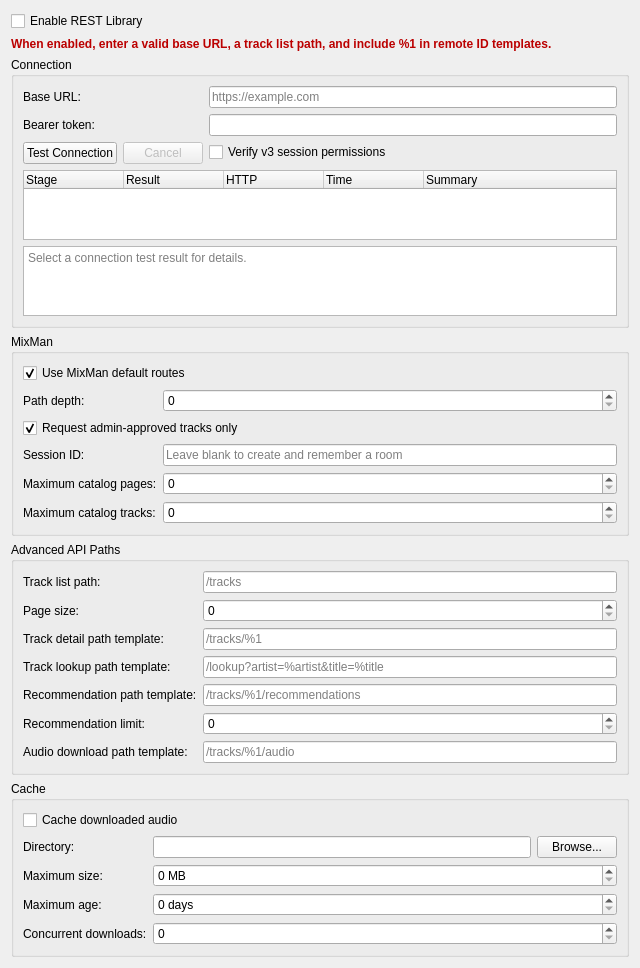
Qt form src/preferences/dialog/dlgprefrestlibrarydlg.ui (Firewolf34/mixxx-mixman-api) before a commit.
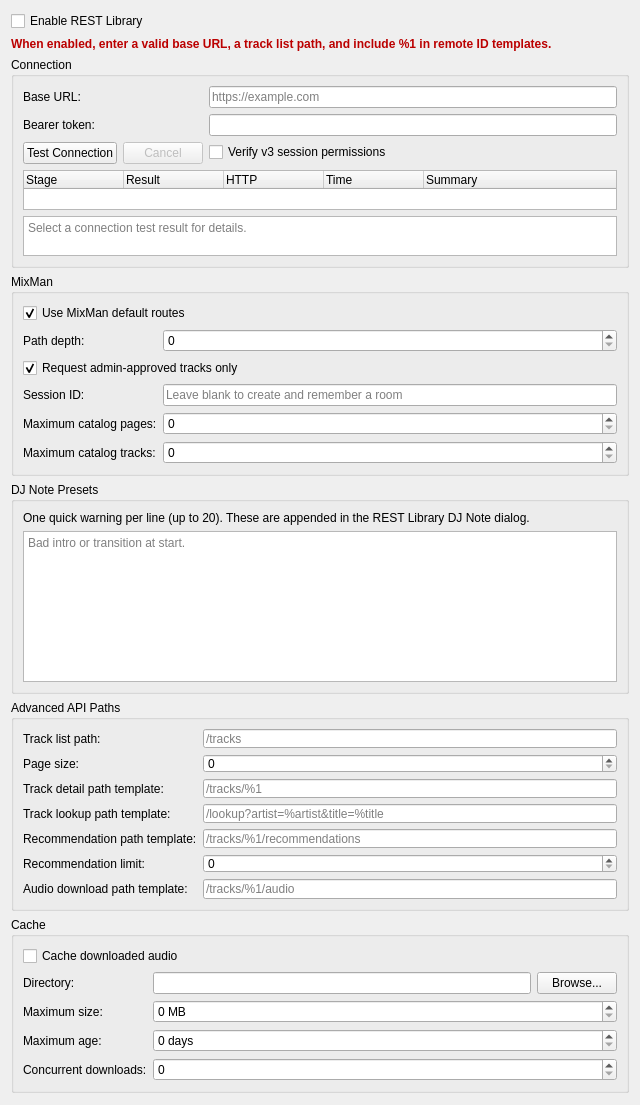
The same form after that commit.

Commit message: feat(rest): add DJ track maintenance controls

Patch:
```diff
--- a/src/preferences/dialog/dlgprefrestlibrarydlg.ui
+++ b/src/preferences/dialog/dlgprefrestlibrarydlg.ui
@@ -240,6 +240,35 @@
      </layout>
     </widget>
    </item>
+   <item>
+    <widget class="QGroupBox" name="groupBoxDjNotes">
+     <property name="title">
+      <string>DJ Note Presets</string>
+     </property>
+     <layout class="QVBoxLayout" name="verticalLayoutDjNotes">
+      <item>
+       <widget class="QLabel" name="labelDjNotePresets">
+        <property name="text">
+         <string>One quick warning per line (up to 20). These are appended in the REST Library DJ Note dialog.</string>
+        </property>
+        <property name="wordWrap">
+         <bool>true</bool>
+        </property>
+       </widget>
+      </item>
+      <item>
+       <widget class="QPlainTextEdit" name="plainTextEditDjNotePresets">
+        <property name="maximumHeight">
+         <number>110</number>
+        </property>
+        <property name="placeholderText">
+         <string>Bad intro or transition at start.</string>
+        </property>
+       </widget>
+      </item>
+     </layout>
+    </widget>
+   </item>
    <item>
     <widget class="QGroupBox" name="groupBoxApiPaths">
      <property name="title">
```
The commit also changes 22 other files.
